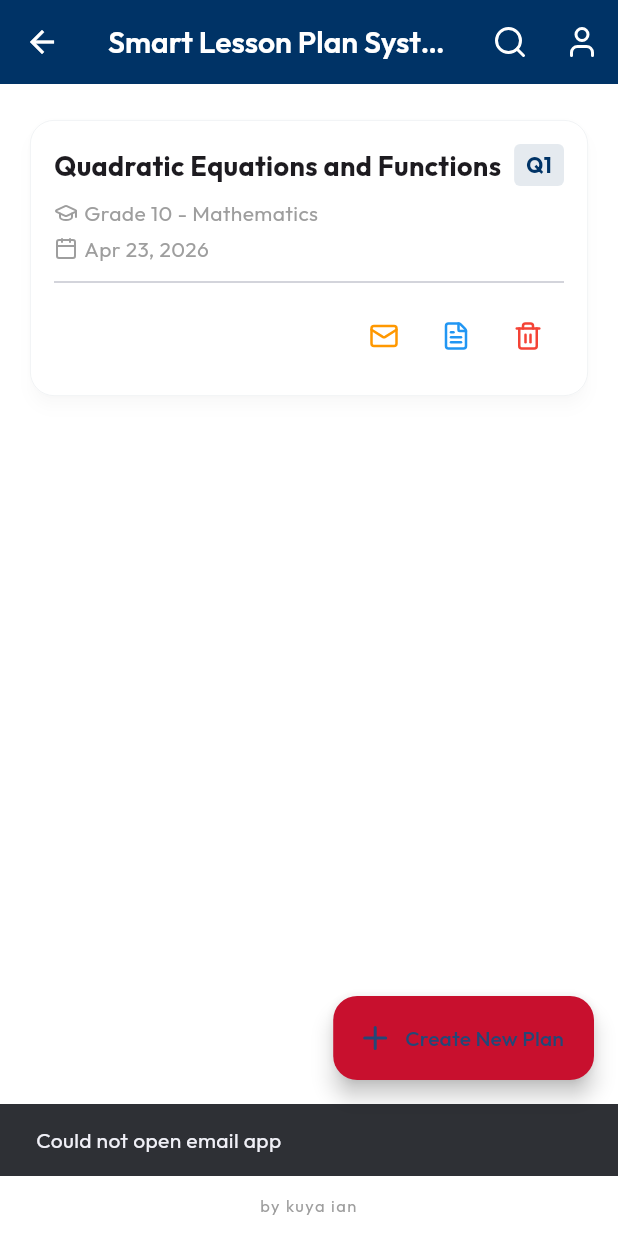
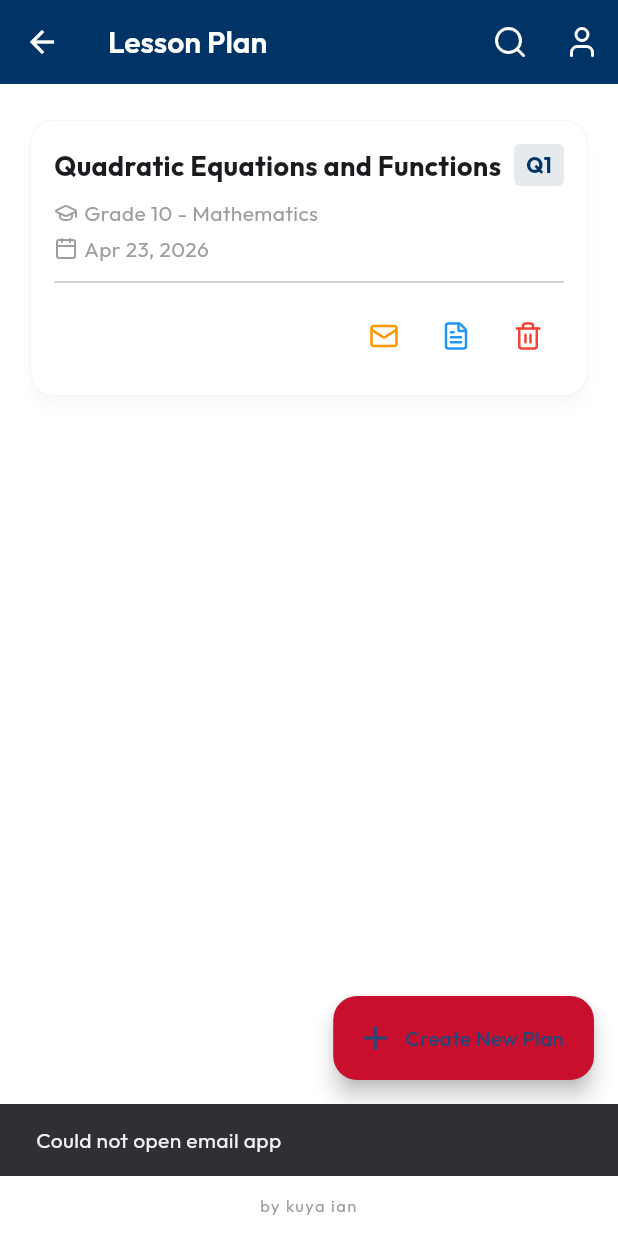
Before and after one commit to Ianroy18/smart-lesson-plan-app, a Flutter app: the DashboardScreen screen opened by its route, after a tap on an icon or button, on a phone screen of 412 x 824 dp. Run offline on Flutter 3.47's test engine with Material 3 defaults, Android fonts, the phone set to English and light mode, and no system bars; drawn by our look-alikes of flutter_animate; our stand-ins replace firebase_auth, firebase_core, google_fonts, lucide_icons, pdf, printing and 2 more; missing offline and left inert: universal_html; accounts and stored records are empty; statements that could not run were skipped.

Commit message:
Rename app to Lesson Plan and enable Search Bar functionality

```diff
--- a/lib/main.dart
+++ b/lib/main.dart
@@ -63,7 +63,7 @@ class SmartLessonApp extends StatelessWidget {
   @override
   Widget build(BuildContext context) {
     return MaterialApp(
-      title: 'Smart Lesson Plan System',
+      title: 'Lesson Plan',
       debugShowCheckedModeBanner: false,
       theme: AppTheme.lightTheme,
       routes: {
--- a/lib/screens/auth/login_screen.dart
+++ b/lib/screens/auth/login_screen.dart
@@ -185,7 +185,7 @@ class _LoginScreenState extends State<LoginScreen> {
           ),
           const SizedBox(height: 16),
           const Text(
-            'Smart Lesson Plan',
+            'Lesson Plan',
             style: TextStyle(color: Colors.white, fontSize: 24, fontWeight: FontWeight.bold),
           ),
         ],
--- a/lib/screens/auth/welcome_screen.dart
+++ b/lib/screens/auth/welcome_screen.dart
@@ -69,7 +69,7 @@ class WelcomeScreen extends StatelessWidget {
                   const SizedBox(height: 40),
 
                   const Text(
-                    'Smart Lesson Plan',
+                    'Lesson Plan',
                     style: TextStyle(
                       fontSize: 32,
                       fontWeight: FontWeight.bold,
--- a/lib/screens/dashboard/dashboard_screen.dart
+++ b/lib/screens/dashboard/dashboard_screen.dart
@@ -19,6 +19,10 @@ class DashboardScreen extends StatefulWidget {
 }
 
 class _DashboardScreenState extends State<DashboardScreen> {
+  final _searchController = TextEditingController();
+  bool _isSearching = false;
+  String _searchQuery = '';
+
   @override
   void initState() {
     super.initState();
@@ -51,9 +55,32 @@ class _DashboardScreenState extends State<DashboardScreen> {
   Widget build(BuildContext context) {
     return Scaffold(
       appBar: AppBar(
-        title: const Text('Smart Lesson Plan System'),
+        title: _isSearching
+          ? TextField(
+              controller: _searchController,
+              autofocus: true,
+              style: const TextStyle(color: Colors.white),
+              decoration: const InputDecoration(
+                hintText: 'Search plans...',
+                hintStyle: TextStyle(color: Colors.white70),
+                border: InputBorder.none,
+              ),
+              onChanged: (val) => setState(() => _searchQuery = val.toLowerCase()),
+            )
+          : const Text('Lesson Plan'),
         actions: [
-          IconButton(icon: const Icon(LucideIcons.search), onPressed: () {}),
+          IconButton(
+            icon: Icon(_isSearching ? LucideIcons.x : LucideIcons.search),
+            onPressed: () {
+              setState(() {
+                _isSearching = !_isSearching;
+                if (!_isSearching) {
+                  _searchController.clear();
+                  _searchQuery = '';
+                }
+              });
+            }
+          ),
           PopupMenuButton<String>(
             icon: const Icon(LucideIcons.user),
             onSelected: (value) async {
@@ -85,11 +112,21 @@ class _DashboardScreenState extends State<DashboardScreen> {
           if (provider.isLoading) return const Center(child: CircularProgressIndicator());
           if (provider.lessons.isEmpty) return _buildEmptyState();
 
+          final lessons = provider.lessons.where((l) {
+            return l.topic.toLowerCase().contains(_searchQuery) ||
+                   l.subject.toLowerCase().contains(_searchQuery) ||
+                   l.gradeLevel.toLowerCase().contains(_searchQuery);
+          }).toList();
+
+          if (lessons.isEmpty && _searchQuery.isNotEmpty) {
+            return const Center(child: Text('No results found.'));
+          }
+
           return ListView.builder(
             padding: const EdgeInsets.symmetric(horizontal: 20, vertical: 24),
-            itemCount: provider.lessons.length,
+            itemCount: lessons.length,
             itemBuilder: (context, index) {
-              final lesson = provider.lessons[index];
+              final lesson = lessons[index];
               return _LessonCard(
                 lesson: lesson,
                 onEmail: () => _sendEmail(lesson),
```
Also changed, not shown: 1 other file.
